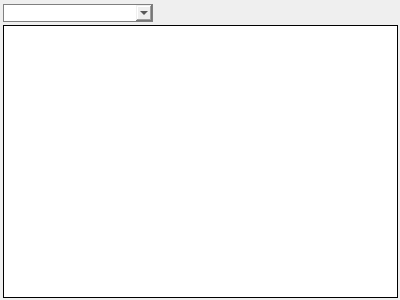
Above: ui_actions.ui from pjmbox/trailing before the change. Below: the same form after it.
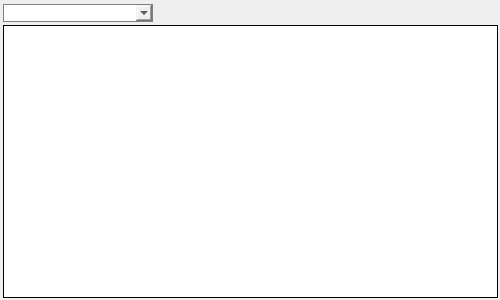
That is the form after the change. Icons and pictures are not drawn.

Commit message: load actions into table.

The edit to the form file:
```diff
--- a/ui_actions.ui
+++ b/ui_actions.ui
@@ -6,10 +6,15 @@
    <rect>
     <x>0</x>
     <y>0</y>
-    <width>400</width>
+    <width>500</width>
     <height>300</height>
    </rect>
   </property>
+  <property name="font">
+   <font>
+    <family>Verdana</family>
+   </font>
+  </property>
   <property name="windowTitle">
    <string>Form</string>
   </property>
@@ -215,7 +220,7 @@
     <widget class="QTableWidget" name="tbl_actions">
      <property name="font">
       <font>
-       <family>Tahoma</family>
+       <family>Verdana</family>
       </font>
      </property>
      <property name="frameShape">
@@ -233,12 +238,18 @@
      <property name="selectionBehavior">
       <enum>QAbstractItemView::SelectRows</enum>
      </property>
+     <property name="gridStyle">
+      <enum>Qt::SolidLine</enum>
+     </property>
      <property name="wordWrap">
       <bool>false</bool>
      </property>
-     <property name="cornerButtonEnabled">
+     <attribute name="horizontalHeaderHighlightSections">
+      <bool>false</bool>
+     </attribute>
+     <attribute name="horizontalHeaderStretchLastSection">
       <bool>true</bool>
-     </property>
+     </attribute>
     </widget>
    </item>
   </layout>
```
Left out of the diff: 2 changed lines with no effect on the pictures. The commit also changes 3 other files.
